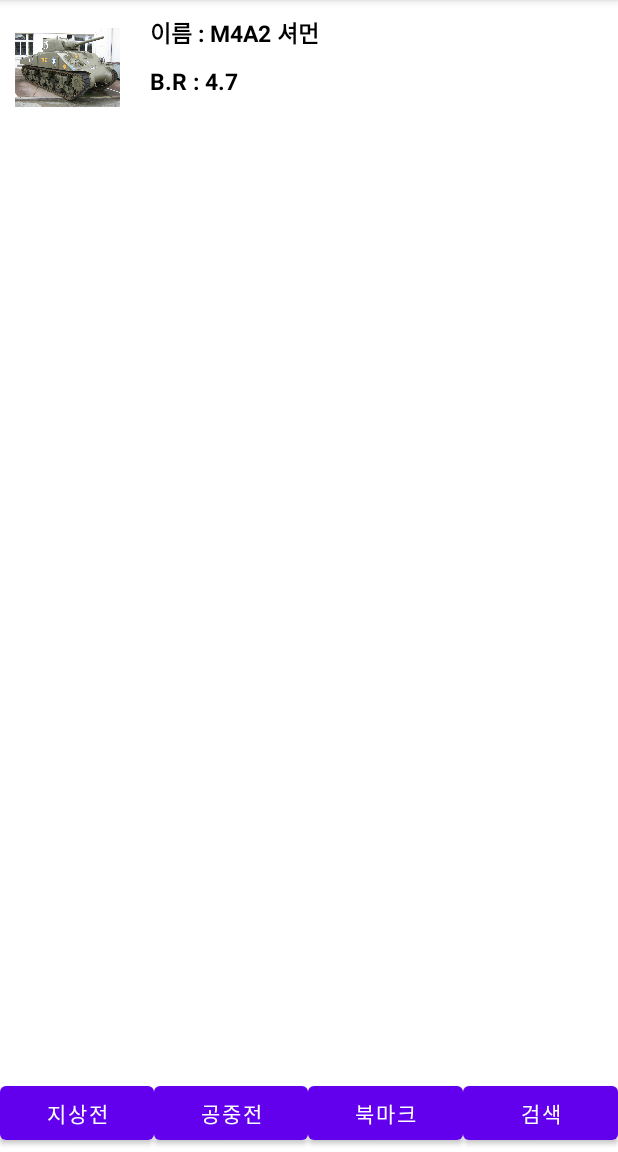
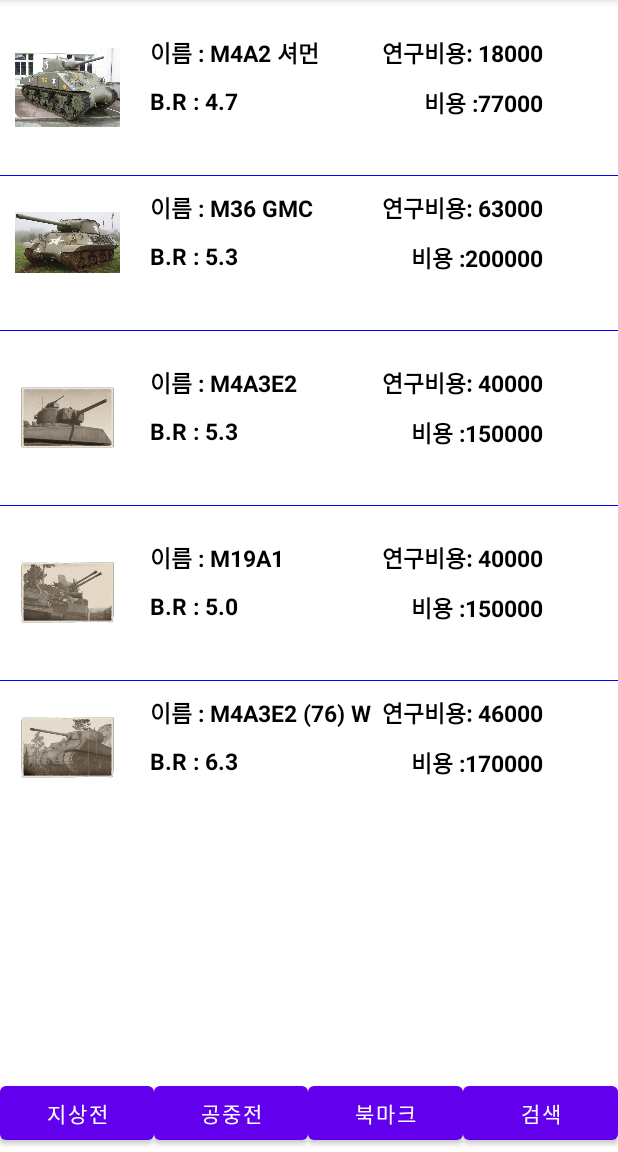
Before and after one commit to UntilWeD/Warthunderguide-test-, an Android app: the americatank screen opened directly, with no data from a screen before it, on a phone screen of 412 x 824 dp, the part 84-1236 px from its top. Run offline under Robolectric (Android 15) with nearby library versions, the phone set to English and light mode, and no system bars.

Commit message:
america tank recyclerview decoration

```diff
--- a/app/build.gradle
+++ b/app/build.gradle
@@ -34,6 +34,9 @@ android {
         enabled=true
     }
     buildFeatures.viewBinding true
+    dataBinding {
+        enabled = true
+    }
 
 }
 
--- a/app/src/main/java/america/AmericaTankAdapter.kt
+++ b/app/src/main/java/america/AmericaTankAdapter.kt
@@ -1,12 +1,16 @@
 package america
 
+import android.graphics.Canvas
+import android.graphics.Color
+import android.graphics.Paint
+import android.graphics.Rect
 import android.graphics.drawable.Drawable
 import android.view.LayoutInflater
+import android.view.View
 import android.view.ViewGroup
 import androidx.recyclerview.widget.RecyclerView
 import com.war_thunder_guide.databinding.AmericaTankRecyclerBinding
-
-
+import java.util.concurrent.RecursiveAction
 
 class AmericaTankAdapter : RecyclerView.Adapter<AmericaTankAdapter.ViewHolder>() {
     private val dataSet: ArrayList<americatankdata> = arrayListOf()
@@ -16,8 +20,8 @@ class AmericaTankAdapter : RecyclerView.Adapter<AmericaTankAdapter.ViewHolder>()
         return ViewHolder(binding)
     }
 
-    fun addData(name: String, br:String, img:Drawable){
-        dataSet.add(americatankdata(name,br,img))
+    fun addData(name: String, br:Double, img:Drawable, research:Int, price:Int){
+        dataSet.add(americatankdata(name,br,img,research,price))
         notifyItemInserted(dataSet.size)
     }
 
@@ -31,11 +35,11 @@ class AmericaTankAdapter : RecyclerView.Adapter<AmericaTankAdapter.ViewHolder>()
 
     class ViewHolder(private val binding: AmericaTankRecyclerBinding) : RecyclerView.ViewHolder(binding.root) {
 
-
-
         fun bind(data:americatankdata) {
             binding.americaTankName.text = "이름 : ${data.name}"
             binding.americaTankBr.text = "B.R : ${data.br}"
+            binding.americaTankResearch.text = "연구비용: ${data.research}"
+            binding.americaTankPrice.text = "비용 :${data.price}"
             binding.americaTankImg.setImageDrawable(data.img)
         }
     }
--- a/app/src/main/java/america/AmericaTankdata.kt
+++ b/app/src/main/java/america/AmericaTankdata.kt
@@ -4,6 +4,8 @@ import android.graphics.drawable.Drawable
 
 data class americatankdata(
         var name: String,
-        var br : String,
-        var img : Drawable
+        var  br : Double,
+        var img : Drawable,
+        val research : Int,
+        val price : Int
 )
--- a/app/src/main/java/america/americatank.kt
+++ b/app/src/main/java/america/americatank.kt
@@ -1,6 +1,10 @@
 package america
 
 import android.app.Activity
+import android.graphics.Canvas
+import android.graphics.Color
+import android.graphics.Paint
+import android.graphics.Rect
 import android.graphics.drawable.Drawable
 import android.graphics.drawable.VectorDrawable
 import android.os.Bundle
@@ -10,6 +14,7 @@ import android.view.View
 import android.view.ViewGroup
 import androidx.core.content.ContextCompat
 import androidx.recyclerview.widget.LinearLayoutManager
+import androidx.recyclerview.widget.RecyclerView
 import androidx.vectordrawable.graphics.drawable.VectorDrawableCompat
 import com.war_thunder_guide.R
 import com.war_thunder_guide.databinding.FragmentAmericatankBinding
@@ -25,9 +30,13 @@ class americatank : Fragment() {
         binding= FragmentAmericatankBinding.inflate(inflater, container, false)
         binding.americaTankProfile.layoutManager = LinearLayoutManager(requireContext(),LinearLayoutManager.VERTICAL,false)
         binding.americaTankProfile.adapter = rvAdapter
+        binding.americaTankProfile.addItemDecoration(AmericaTankAdapterDecoration())
 
-        rvAdapter.addData("M4A2 셔먼","4.7",ContextCompat.getDrawable(requireActivity(),R.drawable.americam4a2)!!)
-
+        rvAdapter.addData("M4A2 셔먼",4.7,ContextCompat.getDrawable(requireActivity(),R.drawable.americam4a2)!!,18000,77000)
+        rvAdapter.addData("M36 GMC",5.3,ContextCompat.getDrawable(requireContext(),R.drawable.m36gmc)!!,63000,200000)
+        rvAdapter.addData("M4A3E2",5.3,ContextCompat.getDrawable(requireContext(),R.drawable.m4a3e2)!!,40000,150000)
+        rvAdapter.addData("M19A1",5.0,ContextCompat.getDrawable(requireContext(),R.drawable.m19a1)!!,40000,150000)
+        rvAdapter.addData("M4A3E2 (76) W",6.3,ContextCompat.getDrawable(requireContext(),R.drawable.m4a3e276w)!!,46000,170000)
 
 
 
@@ -36,3 +45,46 @@ class americatank : Fragment() {
 
 
 }
+
+
+class AmericaTankAdapterDecoration : RecyclerView.ItemDecoration(){
+    override fun getItemOffsets(
+        outRect: Rect,
+        view: View,
+        parent: RecyclerView,
+        state: RecyclerView.State
+    ) {
+        super.getItemOffsets(outRect, view, parent, state)
+
+        val position = parent.getChildAdapterPosition(view)
+        val count = state.itemCount // 아이템 카운트
+        val offset = 20
+
+        if(position == 0){
+            outRect.top = offset
+        } else if (position == count-1){
+            outRect.bottom = offset
+        } else{
+            outRect.top = offset
+            outRect.bottom = offset
+        }
+    }
+    override fun onDraw(c: Canvas, parent: RecyclerView, state: RecyclerView.State) {
+        super.onDraw(c, parent, state)
+
+        val paint = Paint()
+        paint.color = Color.BLUE
+
+        val left = parent.paddingStart.toFloat()
+        val right = (parent.width - parent.paddingEnd).toFloat()
+
+        for(i in 0 until parent.childCount) {
+            val child = parent.getChildAt(i)
+            val layoutParams = child.layoutParams as RecyclerView.LayoutParams
+            val top = (child.bottom + layoutParams.bottomMargin + 20).toFloat()
+            val bottom = top + 1f
+
+            c.drawRect(left, top, right, bottom, paint)
+        }
+    }
+}
--- a/app/src/main/res/layout/america_tank_recycler.xml
+++ b/app/src/main/res/layout/america_tank_recycler.xml
@@ -23,7 +23,7 @@
         android:layout_height="wrap_content"
         android:textStyle="bold"
         android:layout_marginLeft="20dp"
-        android:textSize="15dp"
+        android:textSize="15sp"
         android:textColor="@color/black"
         app:layout_constraintLeft_toRightOf="@+id/america_tank_img"
         app:layout_constraintTop_toTopOf="parent"/>
@@ -34,10 +34,40 @@
         android:layout_height="wrap_content"
         android:textStyle="bold"
         android:layout_marginLeft="20dp"
-        android:textSize="15dp"
+        android:textSize="15sp"
         android:textColor="@color/black"
         android:layout_marginTop="10dp"
         app:layout_constraintTop_toBottomOf="@+id/america_tank_name"
         app:layout_constraintLeft_toRightOf="@+id/america_tank_img"/>
 
+    <TextView
+        android:id="@+id/america_tank_research"
+        android:layout_width="wrap_content"
+        android:layout_height="wrap_content"
+        android:textStyle="bold"
+        android:textSize="15sp"
+        android:textColor="@color/black"
+        android:layout_marginTop="10dp"
+        android:layout_marginRight="40dp"
+        app:layout_constraintEnd_toEndOf="parent"
+        app:layout_constraintRight_toRightOf="@+id/america_tank_name"
+        app:layout_constraintBaseline_toTopOf="parent" />
+
+    <TextView
+        android:id="@+id/america_tank_price"
+        android:layout_width="wrap_content"
+        android:layout_height="wrap_content"
+        android:textStyle="bold"
+        android:textSize="15sp"
+        android:textColor="@color/black"
+        android:layout_marginTop="10dp"
+        android:layout_marginRight="40dp"
+        app:layout_constraintTop_toBottomOf="@+id/america_tank_research"
+        app:layout_constraintLeft_toRightOf="@+id/america_tank_br"
+        app:layout_constraintEnd_toEndOf="parent"/>
+
+
+
+
+
 </androidx.constraintlayout.widget.ConstraintLayout>
```
Also changed, not shown: app/src/main/res/drawable/m19a1.png (added), app/src/main/res/drawable/m36gmc.jpg (added), app/src/main/res/drawable/m4a3e2.png (added), app/src/main/res/drawable/m4a3e276w.png (added).
